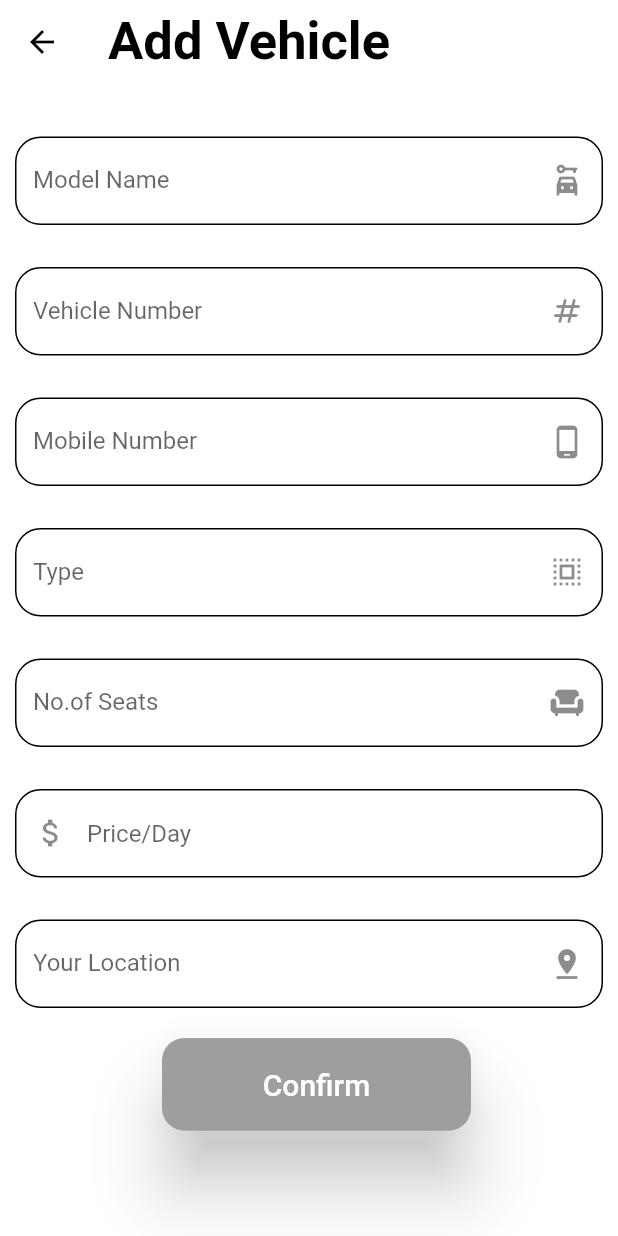
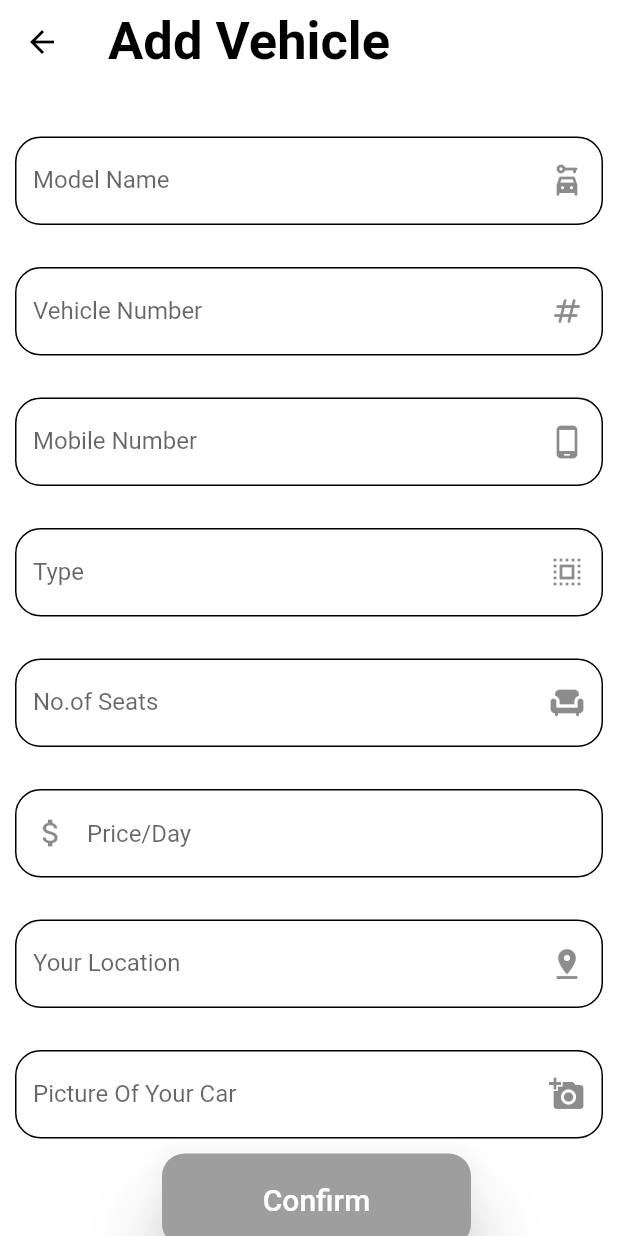
Before and after one commit to Ymedrassi/SE-534-Project, a Flutter app: the NewVehicle screen opened directly, on a phone screen of 412 x 824 dp. Run offline on Flutter 3.47's test engine with Material 2 defaults, Android fonts, the phone set to English and light mode, and no system bars; missing offline and left inert: se_534_project; network calls fail; Roboto replaces fonts that are missing (Bowlby, DelaGothic); statements that could not run were skipped.

```diff
--- a/lib/main.dart
+++ b/lib/main.dart
@@ -4,10 +4,10 @@ import 'package:se_534_project/carpage.dart';
 import 'package:se_534_project/home_page.dart';
 import './login_screen.dart';
 
-
 void main() {
   runApp(MyApp());
 }
+
 
 class MyApp extends StatelessWidget {
   const MyApp({super.key});
--- a/lib/new_vehicle.dart
+++ b/lib/new_vehicle.dart
@@ -301,7 +301,42 @@ class _NewVehicleState extends State<NewVehicle> {
                     ),
                   ),
                   Container(
-                    margin: EdgeInsets.only(top: 10, left: 10),
+                    margin: EdgeInsets.only(top: 8),
+                    padding: EdgeInsets.all(10),
+                    child: TextField(
+                      keyboardType: TextInputType.text,
+                      textInputAction: TextInputAction.done,
+                      decoration: InputDecoration(
+                        labelText: 'Picture Of Your Car',
+                        suffixIcon: Icon(Icons.add_a_photo),
+                        floatingLabelStyle: TextStyle(
+                            color: Colors.grey,
+                            fontSize: 25,
+                            fontWeight: FontWeight.bold),
+                        border: OutlineInputBorder(
+                          borderRadius: BorderRadius.all(
+                            Radius.circular(17),
+                          ),
+                        ),
+                        enabledBorder: OutlineInputBorder(
+                          borderSide:
+                          (BorderSide(width: 1.0, color: Colors.black)),
+                          borderRadius: BorderRadius.all(
+                            Radius.circular(17),
+                          ),
+                        ),
+                        focusedBorder: OutlineInputBorder(
+                          borderSide:
+                          (BorderSide(width: 1.0, color: Colors.amber)),
+                          borderRadius: BorderRadius.all(
+                            Radius.circular(17),
+                          ),
+                        ),
+                      ),
+                    ),
+                  ),
+                  Container(
+                    margin: EdgeInsets.only(top: 0, left: 10),
                     width: MediaQuery.of(context).size.width * 0.5,
                     height: MediaQuery.of(context).size.height * 0.075,
                     child: ElevatedButton(
--- a/pubspec.yaml
+++ b/pubspec.yaml
@@ -35,6 +35,10 @@
 
   # The following adds the Cupertino Icons font to your application.
   # Use with the CupertinoIcons class for iOS style icons.
+  firebase_core: ^2.4.0
+  cloud_firestore: ^4.2.0
+  camera: ^0.10.0+4
+  flutter_local_notifications: ^1.4.4
   cupertino_icons: ^1.0.2
   fluttericon: ^2.0.0
   community_material_icon: ^5.9.55
```
Also changed, not shown: lib/book_page.dart (added, +87 -0 lines), lib/carpage.dart (+6 -1 lines), 12 other files.
